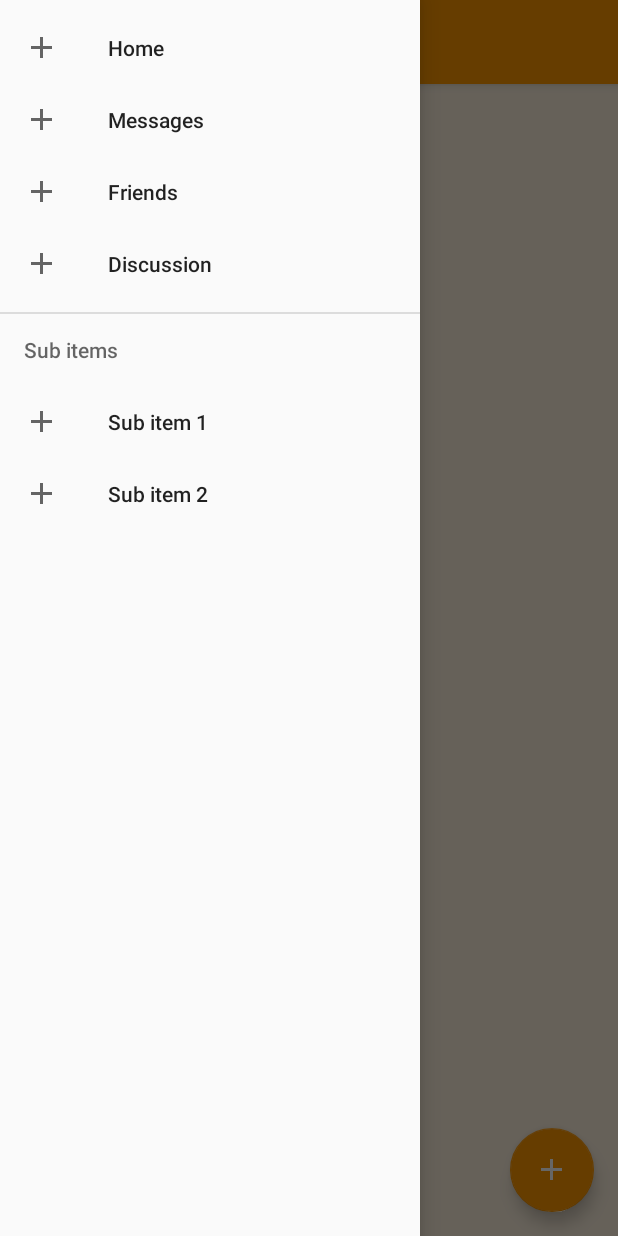
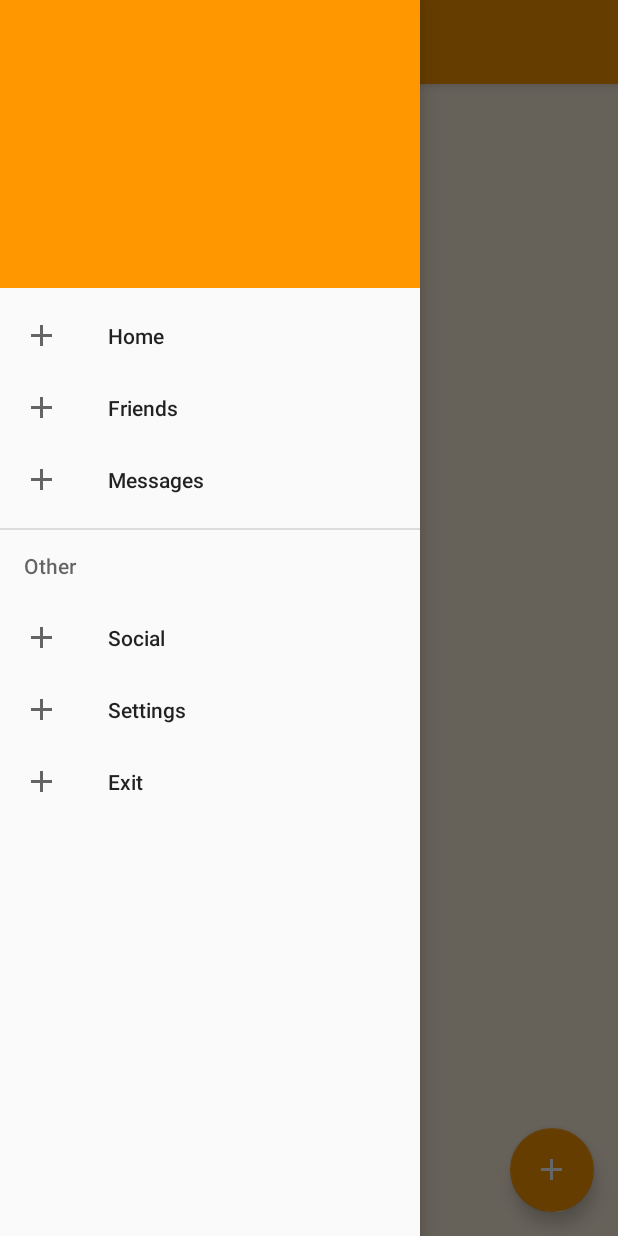
Before and after one commit to andrewdarvell/MeetingClientMaterial, an Android app: the MainActivity screen opened directly, with no data from a screen before it, with the side drawer open, on a phone screen of 412 x 824 dp. Run offline under Robolectric (Android 15) with nearby library versions, the phone set to English and light mode, and no system bars.

Commit message:
++ 23 version build tools

```diff
--- a/app/build.gradle
+++ b/app/build.gradle
@@ -1,8 +1,8 @@
 apply plugin: 'com.android.application'
 
 android {
-    compileSdkVersion 22
-    buildToolsVersion "22.0.1"
+    compileSdkVersion 23
+    buildToolsVersion "23.0.0"
 
     defaultConfig {
         applicationId "ru.darvell.meetingclient"
@@ -21,7 +21,7 @@ android {
 
 dependencies {
     compile fileTree(dir: 'libs', include: ['*.jar'])
-    compile 'com.android.support:appcompat-v7:22.2.1'
-    compile 'com.android.support:design:22.2.0'
+    compile 'com.android.support:appcompat-v7:23.0.0'
+    compile 'com.android.support:design:23.0.0'
 
 }
--- a/app/src/main/res/layout/drawer_header.xml
+++ b/app/src/main/res/layout/drawer_header.xml
@@ -1,7 +1,9 @@
 <?xml version="1.0" encoding="utf-8"?>
 <LinearLayout xmlns:android="http://schemas.android.com/apk/res/android"
-    android:orientation="vertical" android:layout_width="match_parent"
-    android:layout_height="match_parent">
+    android:orientation="vertical"
+    android:layout_width="match_parent"
+    android:layout_height="192dp"
+    android:background="@color/ColorPrimary">
 
 
 </LinearLayout>
--- a/app/src/main/res/layout/schedules_frag.xml
+++ b/app/src/main/res/layout/schedules_frag.xml
@@ -6,6 +6,19 @@
     android:id="@+id/coordinator_schedules"
     xmlns:android="http://schemas.android.com/apk/res/android">
 
+    <android.support.design.widget.TabLayout
+        android:id="@+id/tabs"
+        android:layout_width="match_parent"
+        android:layout_height="wrap_content" />
+
+    <android.support.v4.widget.SwipeRefreshLayout
+        android:layout_height="match_parent"
+        android:layout_width="match_parent"
+        >
+        <ListView
+            android:layout_width="match_parent"
+            android:layout_height="match_parent"></ListView>
+    </android.support.v4.widget.SwipeRefreshLayout>
 
     <android.support.design.widget.FloatingActionButton
         android:id="@+id/fab_add"
--- a/app/src/main/res/menu/nav_menu.xml
+++ b/app/src/main/res/menu/nav_menu.xml
@@ -8,24 +8,23 @@
         <item
             android:id="@+id/nav_messages"
             android:icon="@mipmap/ic_plus_white_24dp"
-            android:title="Messages" />
+            android:title="Friends" />
         <item
             android:id="@+id/nav_friends"
             android:icon="@mipmap/ic_plus_white_24dp"
-            android:title="Friends" />
-        <item
-            android:id="@+id/nav_discussion"
-            android:icon="@mipmap/ic_plus_white_24dp"
-            android:title="Discussion" />
+            android:title="Messages" />
     </group>
-    <item android:title="Sub items">
+    <item android:title="Other">
         <menu>
             <item
                 android:icon="@mipmap/ic_plus_white_24dp"
-                android:title="Sub item 1" />
+                android:title="Social" />
             <item
                 android:icon="@mipmap/ic_plus_white_24dp"
-                android:title="Sub item 2" />
+                android:title="Settings" />
+            <item
+                android:icon="@mipmap/ic_plus_white_24dp"
+                android:title="Exit" />
         </menu>
     </item>
 
```
